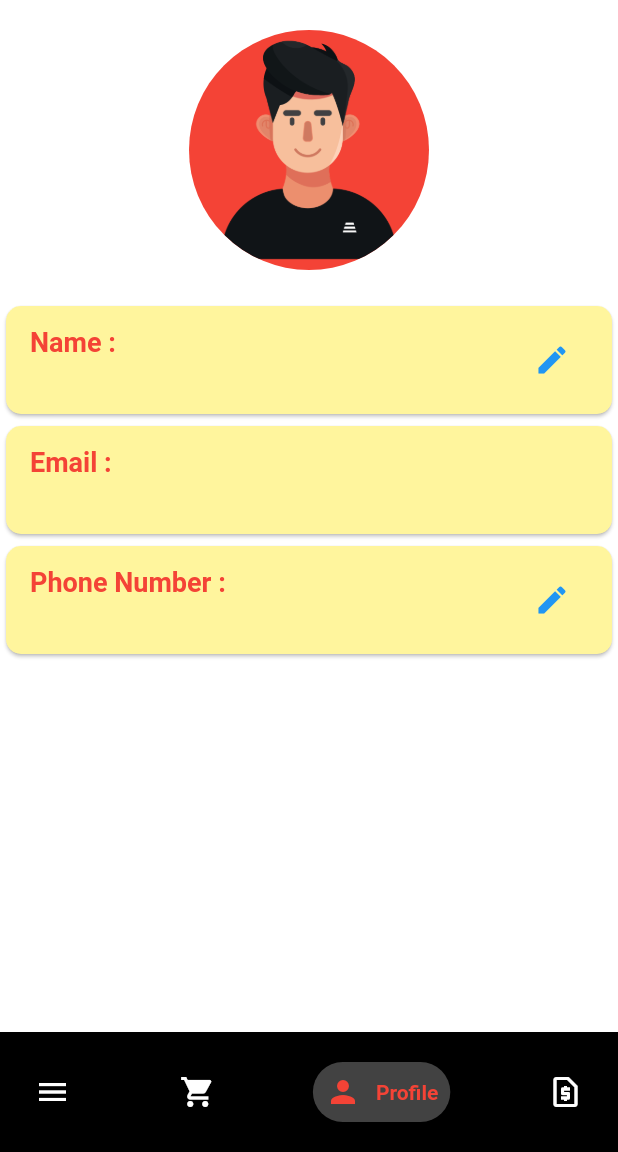
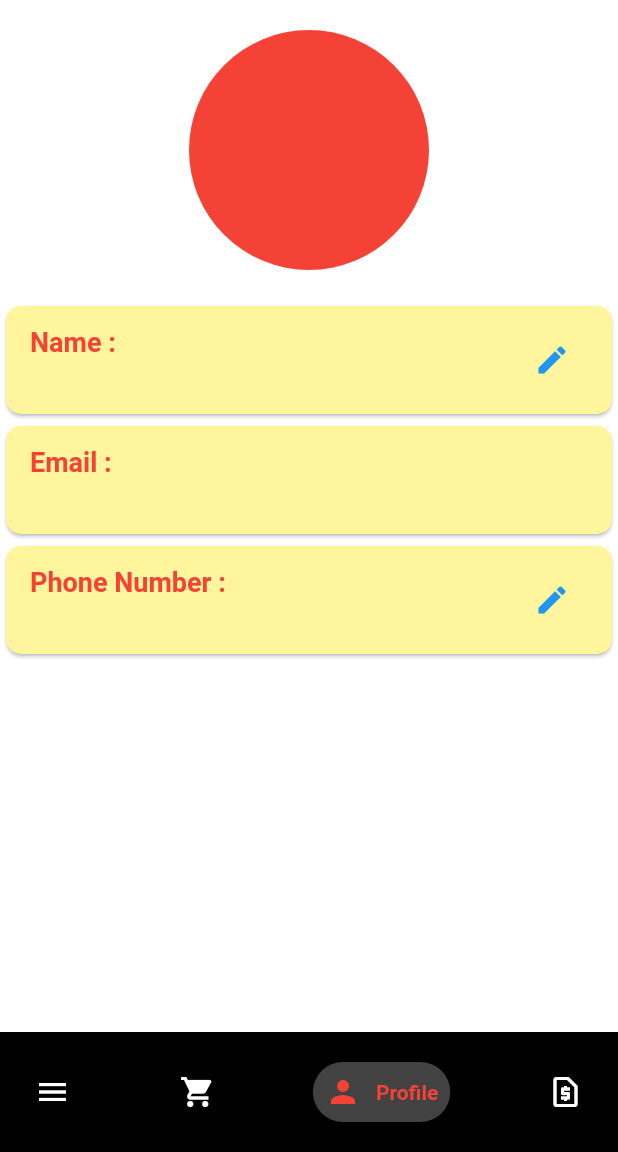
Before and after one commit to Raghav-2104/Foodie, a Flutter app: the Home screen opened directly, item 3 of the bottom bar chosen, on a phone screen of 412 x 824 dp, the part 84-1236 px from its top. Run offline on Flutter 3.47's test engine with Material 2 defaults, Android fonts, the phone set to English and light mode, and no system bars; drawn by our look-alikes of google_nav_bar; our stand-ins replace cloud_firestore, firebase_auth, firebase_core, fluttertoast, google_sign_in; missing offline and left inert: flutter_awesome_alert_box; accounts and stored records are empty; Roboto replaces fonts that are missing (Times New Roman); statements that could not run were skipped.

Commit message:
Minor Changes

```diff
--- a/lib/Screens/Orders.dart
+++ b/lib/Screens/Orders.dart
@@ -14,8 +14,7 @@ class _OrderPageState extends State<OrderPage> {
   FirebaseFirestore firestore = FirebaseFirestore.instance;
   @override
   Widget build(BuildContext context) {
-    return Container(
-        child: Column(
+    return Column(
       children: [
     const SizedBox(
       height: 20,
@@ -155,6 +154,6 @@ class _OrderPageState extends State<OrderPage> {
       ),
     )
       ],
-    ));
+    );
   }
 }
--- a/lib/Screens/Profile.dart
+++ b/lib/Screens/Profile.dart
@@ -2,7 +2,6 @@ import 'package:canteen/Widgets/ProfileCard.dart';
 import 'package:cloud_firestore/cloud_firestore.dart';
 import 'package:firebase_auth/firebase_auth.dart';
 import 'package:flutter/material.dart';
-import 'package:flutter/widgets.dart';
 
 class Profile extends StatefulWidget {
   Profile({super.key});
@@ -40,13 +39,12 @@ class _ProfileState extends State<Profile> {
         var data = snapshot.data!.data() as Map<String, dynamic>;
         userData = data;
 
-        return Container(
-          child: Column(
+        return Column(
           children: [
             const SizedBox(height: 20,),
             const Center(
               child: CircleAvatar(
-                  foregroundImage: AssetImage('assets/man.png',),
+                // foregroundImage: AssetImage('assets/man.png',),
                 backgroundColor:Colors.red ,
                 radius: 80,
               ),
@@ -94,7 +92,6 @@ class _ProfileState extends State<Profile> {
               },
             ),
           ],
-          ),
         );
       },
     );
```
Lines whose indentation alone changed are shown as unchanged.
